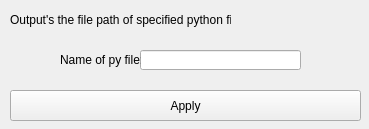
JamesV-S/JmvsShelf_Rigging, file scripts/data/ui_scripts/getPath_of_pythonFile.ui: the form before one commit.
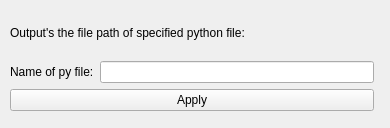
The form after the commit.

Diff of the .ui file:
```diff
--- a/scripts/data/ui_scripts/getPath_of_pythonFile.ui
+++ b/scripts/data/ui_scripts/getPath_of_pythonFile.ui
@@ -6,32 +6,34 @@
    <rect>
     <x>0</x>
     <y>0</y>
-    <width>369</width>
-    <height>129</height>
+    <width>390</width>
+    <height>128</height>
    </rect>
   </property>
   <property name="windowTitle">
    <string>Form</string>
   </property>
-  <widget class="QLineEdit" name="pythonName_line">
+  <widget class="QWidget" name="verticalLayoutWidget">
    <property name="geometry">
     <rect>
-     <x>140</x>
-     <y>50</y>
-     <width>161</width>
-     <height>20</height>
+     <x>10</x>
+     <y>10</y>
+     <width>364</width>
+     <height>101</height>
     </rect>
    </property>
-  </widget>
+   <layout class="QVBoxLayout" name="verticalLayout">
+    <item>
+     <widget class="QLabel" name="get_path_lbl">
+      <property name="text">
+       <string>Output's the file path of specified python file:</string>
+      </property>
+     </widget>
+    </item>
+    <item>
+     <layout class="QHBoxLayout" name="horizontalLayout">
+      <item>
   <widget class="QLabel" name="getPath_lbl">
-   <property name="geometry">
-    <rect>
-     <x>60</x>
-     <y>50</y>
-     <width>81</width>
-     <height>20</height>
-    </rect>
-   </property>
    <property name="text">
     <string>Name of py file:</string>
    </property>
@@ -39,31 +41,20 @@
     <bool>false</bool>
    </property>
   </widget>
+      </item>
+      <item>
+       <widget class="QLineEdit" name="pythonName_line"/>
+      </item>
+     </layout>
+    </item>
+    <item>
   <widget class="QPushButton" name="getPath_apply_btn">
-   <property name="geometry">
-    <rect>
-     <x>10</x>
-     <y>90</y>
-     <width>351</width>
-     <height>31</height>
-    </rect>
-   </property>
    <property name="text">
     <string>Apply</string>
    </property>
   </widget>
-  <widget class="QLabel" name="get_path_lbl">
-   <property name="geometry">
-    <rect>
-     <x>10</x>
-     <y>10</y>
-     <width>221</width>
-     <height>20</height>
-    </rect>
-   </property>
-   <property name="text">
-    <string>Output's the file path of specified python file:</string>
-   </property>
+    </item>
+   </layout>
   </widget>
  </widget>
  <resources/>
```
Lines whose indentation alone changed are shown as unchanged.
